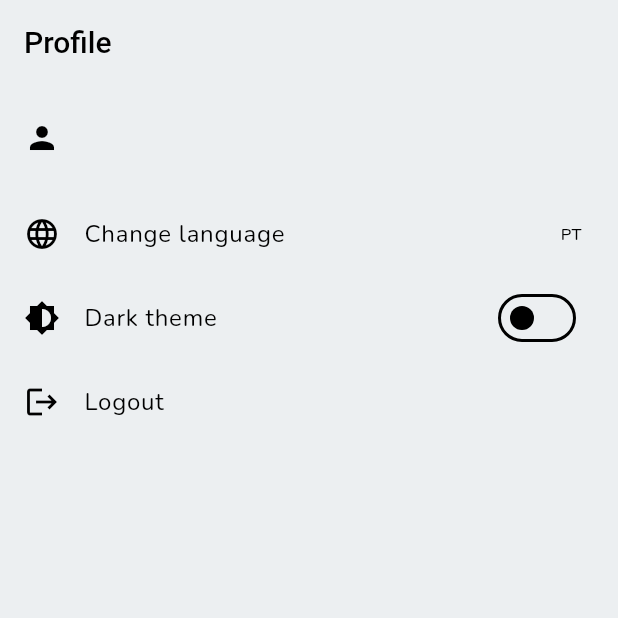
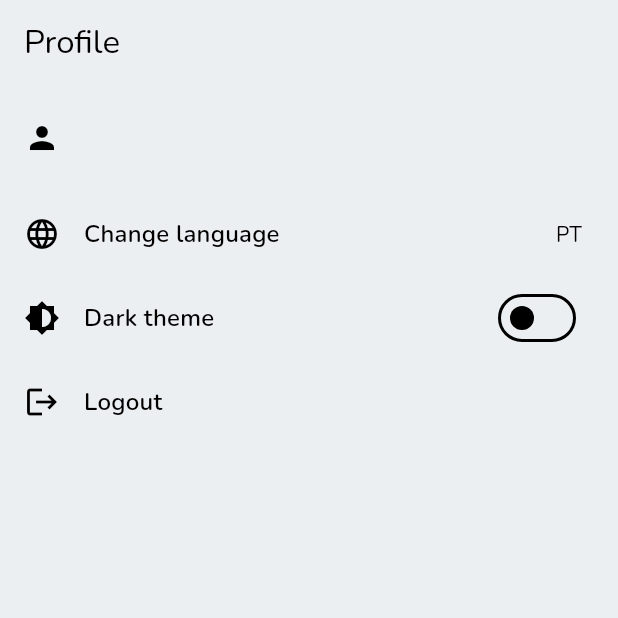
Before and after one commit to lpglinard/travel_genie, a Flutter app: the ProfileScreen screen opened by its route, on a phone screen of 412 x 824 dp, the top half of it. Run offline on Flutter 3.47's test engine with Material 3 defaults, Android fonts, the phone set to English and light mode, and no system bars; our stand-ins replace cached_network_image, cloud_firestore, firebase_analytics, firebase_auth, firebase_core, firebase_crashlytics and 4 more; missing offline and left inert: firebase_performance, firebase_ui_auth, firebase_ui_oauth_apple, firebase_ui_oauth_google; accounts and stored records are empty; generated files the repository leaves out were written again; network calls fail.

Commit message:
style: improve text styling across the app for better consistency
- Applied theme-based text styles (`TextTheme`) throughout `PlaceDetailPage`, `SearchResultsPage`, `ProfileScreen`, `HomePage`, and `router.dart`.
- Updated `theme.dart` to refine `TextTheme` and improve typography in both light and dark modes.
- Enhanced UI components to align with Material 3 design principles, ensuring better readability and visual coherence.

```diff
--- a/lib/core/theme/theme.dart
+++ b/lib/core/theme/theme.dart
@@ -49,7 +49,6 @@ class AppTheme {
     useMaterial3: true,
     colorScheme: _lightColorScheme,
     fontFamily: 'Nunito',
-    // Typography - define TextTheme for Material 3 (light mode)
     textTheme: TextTheme(
       displayLarge: TextStyle(fontSize: 57, fontWeight: FontWeight.w400, letterSpacing: -0.25, color: _lightColorScheme.onSurface),
       displayMedium: TextStyle(fontSize: 45, fontWeight: FontWeight.w400, letterSpacing: 0.0, color: _lightColorScheme.onSurface),
@@ -58,47 +57,39 @@ class AppTheme {
       headlineMedium: TextStyle(fontSize: 28, fontWeight: FontWeight.w400, letterSpacing: 0.0, color: _lightColorScheme.onSurface),
       headlineSmall: TextStyle(fontSize: 24, fontWeight: FontWeight.w400, letterSpacing: 0.0, color: _lightColorScheme.onSurface),
       titleLarge: TextStyle(fontSize: 22, fontWeight: FontWeight.w400, letterSpacing: 0.0, color: _lightColorScheme.onSurface),
-      titleMedium: TextStyle(fontSize: 16, fontWeight: FontWeight.w500, letterSpacing: 0.15, color: _lightColorScheme.onSurface),
-      titleSmall: TextStyle(fontSize: 14, fontWeight: FontWeight.w500, letterSpacing: 0.1, color: _lightColorScheme.onSurface),
-      bodyLarge: TextStyle(fontSize: 16, fontWeight: FontWeight.w400, letterSpacing: 0.5, color: _lightColorScheme.onSurface),    // typically the default text style
+      titleMedium: TextStyle(fontSize: 16, fontWeight: FontWeight.w600, letterSpacing: 0.15, color: _lightColorScheme.onSurface),
+      titleSmall: TextStyle(fontSize: 14, fontWeight: FontWeight.w600, letterSpacing: 0.1, color: _lightColorScheme.onSurface),
+      bodyLarge: TextStyle(fontSize: 16, fontWeight: FontWeight.w400, letterSpacing: 0.5, color: _lightColorScheme.onSurface),
       bodyMedium: TextStyle(fontSize: 14, fontWeight: FontWeight.w400, letterSpacing: 0.25, color: _lightColorScheme.onSurface),
-      bodySmall: TextStyle(fontSize: 12, fontWeight: FontWeight.w400, letterSpacing: 0.4, color: _lightColorScheme.onSurfaceVariant), // onSurfaceVariant for less emphasis
-      labelLarge: TextStyle(fontSize: 14, fontWeight: FontWeight.w500, letterSpacing: 0.1, color: _lightColorScheme.onPrimary),      // e.g., onPrimary for buttons on primary color
+      bodySmall: TextStyle(fontSize: 13, fontWeight: FontWeight.w500, letterSpacing: 0.25, color: _lightColorScheme.onSurfaceVariant),
+      labelLarge: TextStyle(fontSize: 14, fontWeight: FontWeight.w500, letterSpacing: 0.1, color: _lightColorScheme.onPrimary),
       labelMedium: TextStyle(fontSize: 12, fontWeight: FontWeight.w500, letterSpacing: 0.5, color: _lightColorScheme.onSurface),
-      labelSmall: TextStyle(fontSize: 11, fontWeight: FontWeight.w500, letterSpacing: 0.5, color: _lightColorScheme.onSurfaceVariant),
+      labelSmall: TextStyle(fontSize: 12, fontWeight: FontWeight.w600, letterSpacing: 0.25, color: _lightColorScheme.onSurfaceVariant),
     ),
-
-    // AppBar theme for consistent styling
     appBarTheme: AppBarTheme(
-      elevation: 0, // no shadow
+      elevation: 0,
       backgroundColor: _lightColorScheme.surface,
-      surfaceTintColor: _lightColorScheme.primary, // allow a hint of primary color overlay when scrolled
-      titleTextStyle: TextStyle(fontSize: 20, fontWeight: FontWeight.w500, color: _lightColorScheme.onSurface),  // slightly smaller than TitleLarge for AppBar
+      surfaceTintColor: _lightColorScheme.primary,
+      titleTextStyle: TextStyle(fontSize: 20, fontWeight: FontWeight.w500, color: _lightColorScheme.onSurface),
       iconTheme: IconThemeData(color: _lightColorScheme.onSurface),
-      toolbarTextStyle: TextStyle(color: _lightColorScheme.onSurface),  // for any other text in the toolbar
+      toolbarTextStyle: TextStyle(color: _lightColorScheme.onSurface),
     ),
-
-    // Input decoration theme for TextField, TextFormField, etc.
     inputDecorationTheme: InputDecorationTheme(
       filled: true,
-      fillColor: _lightColorScheme.surfaceVariant.withOpacity(0.1),  // light tint background for text fields
+      fillColor: _lightColorScheme.surfaceVariant.withOpacity(0.1),
       alignLabelWithHint: true,
-      // Outline border for all states
       border: OutlineInputBorder(
         borderRadius: BorderRadius.all(Radius.circular(8)),
         borderSide: BorderSide(color: _lightColorScheme.outline),
       ),
-      // When text field is enabled and not focused
       enabledBorder: OutlineInputBorder(
         borderRadius: BorderRadius.all(Radius.circular(8)),
         borderSide: BorderSide(color: _lightColorScheme.outline),
       ),
-      // Focused state - highlight with primary color
       focusedBorder: OutlineInputBorder(
         borderRadius: BorderRadius.all(Radius.circular(8)),
         borderSide: BorderSide(color: _lightColorScheme.primary, width: 2),
       ),
-      // Error state
       errorBorder: OutlineInputBorder(
         borderRadius: BorderRadius.all(Radius.circular(8)),
         borderSide: BorderSide(color: _lightColorScheme.error, width: 1),
@@ -107,7 +98,6 @@ class AppTheme {
         borderRadius: BorderRadius.all(Radius.circular(8)),
         borderSide: BorderSide(color: _lightColorScheme.error, width: 2),
       ),
-      // Label styles
       labelStyle: TextStyle(color: _lightColorScheme.onSurfaceVariant),
       floatingLabelStyle: TextStyle(color: _lightColorScheme.primary, fontWeight: FontWeight.w500),
       helperStyle: TextStyle(color: _lightColorScheme.onSurfaceVariant),
@@ -119,7 +109,6 @@ class AppTheme {
     useMaterial3: true,
     colorScheme: _darkColorScheme,
     fontFamily: 'Nunito',
-    // Typography: reuse the same sizes, just ensure colors appropriate for dark (usually onSurface is light)
     textTheme: TextTheme(
       displayLarge: TextStyle(fontSize: 57, fontWeight: FontWeight.w400, letterSpacing: -0.25, color: _darkColorScheme.onSurface),
       displayMedium: TextStyle(fontSize: 45, fontWeight: FontWeight.w400, letterSpacing: 0.0, color: _darkColorScheme.onSurface),
@@ -128,14 +117,14 @@ class AppTheme {
       headlineMedium: TextStyle(fontSize: 28, fontWeight: FontWeight.w400, letterSpacing: 0.0, color: _darkColorScheme.onSurface),
       headlineSmall: TextStyle(fontSize: 24, fontWeight: FontWeight.w400, letterSpacing: 0.0, color: _darkColorScheme.onSurface),
       titleLarge: TextStyle(fontSize: 22, fontWeight: FontWeight.w400, letterSpacing: 0.0, color: _darkColorScheme.onSurface),
-      titleMedium: TextStyle(fontSize: 16, fontWeight: FontWeight.w500, letterSpacing: 0.15, color: _darkColorScheme.onSurface),
-      titleSmall: TextStyle(fontSize: 14, fontWeight: FontWeight.w500, letterSpacing: 0.1, color: _darkColorScheme.onSurface),
+      titleMedium: TextStyle(fontSize: 16, fontWeight: FontWeight.w600, letterSpacing: 0.15, color: _darkColorScheme.onSurface),
+      titleSmall: TextStyle(fontSize: 14, fontWeight: FontWeight.w600, letterSpacing: 0.1, color: _darkColorScheme.onSurface),
       bodyLarge: TextStyle(fontSize: 16, fontWeight: FontWeight.w400, letterSpacing: 0.5, color: _darkColorScheme.onSurface),
       bodyMedium: TextStyle(fontSize: 14, fontWeight: FontWeight.w400, letterSpacing: 0.25, color: _darkColorScheme.onSurface),
-      bodySmall: TextStyle(fontSize: 12, fontWeight: FontWeight.w400, letterSpacing: 0.4, color: _darkColorScheme.onSurfaceVariant),
+      bodySmall: TextStyle(fontSize: 13, fontWeight: FontWeight.w500, letterSpacing: 0.25, color: _darkColorScheme.onSurfaceVariant),
       labelLarge: TextStyle(fontSize: 14, fontWeight: FontWeight.w500, letterSpacing: 0.1, color: _darkColorScheme.onPrimary),
       labelMedium: TextStyle(fontSize: 12, fontWeight: FontWeight.w500, letterSpacing: 0.5, color: _darkColorScheme.onSurface),
-      labelSmall: TextStyle(fontSize: 11, fontWeight: FontWeight.w500, letterSpacing: 0.5, color: _darkColorScheme.onSurfaceVariant),
+      labelSmall: TextStyle(fontSize: 12, fontWeight: FontWeight.w600, letterSpacing: 0.25, color: _darkColorScheme.onSurfaceVariant),
     ),
     appBarTheme: AppBarTheme(
       elevation: 0,
@@ -147,7 +136,7 @@ class AppTheme {
     ),
     inputDecorationTheme: InputDecorationTheme(
       filled: true,
-      fillColor: _darkColorScheme.surfaceVariant.withOpacity(0.2), // a bit higher opacity on dark for visibility
+      fillColor: _darkColorScheme.surfaceVariant.withOpacity(0.2),
       alignLabelWithHint: true,
       border: OutlineInputBorder(
         borderRadius: BorderRadius.all(Radius.circular(8)),
--- a/lib/pages/profile_screen.dart
+++ b/lib/pages/profile_screen.dart
@@ -16,7 +16,12 @@ class ProfileScreen extends ConsumerWidget {
     final userData = ref.watch(userDataProvider).valueOrNull;
     final service = ref.read(firestoreServiceProvider);
     return Scaffold(
-      appBar: AppBar(title: Text(AppLocalizations.of(context)!.profileTitle)),
+      appBar: AppBar(
+        title: Text(
+          AppLocalizations.of(context)!.profileTitle,
+          style: Theme.of(context).textTheme.titleLarge,
+        ),
+      ),
       body: ListView(
         children: [
           if (user != null && !user.isAnonymous)
@@ -24,13 +29,20 @@ class ProfileScreen extends ConsumerWidget {
               leading: const Icon(Icons.person),
               title: Text(
                 userData?.name ?? user.displayName ?? user.email ?? 'User',
+                style: Theme.of(context).textTheme.titleMedium,
               ),
-              subtitle: userData?.email != null ? Text(userData!.email!) : null,
+              subtitle: userData?.email != null ? Text(userData!.email!, style: Theme.of(context).textTheme.bodyMedium) : null,
             ),
           ListTile(
             leading: const Icon(Icons.language),
-            title: Text(AppLocalizations.of(context)!.changeLanguage),
-            trailing: Text(locale == const Locale('en') ? 'EN' : 'PT'),
+            title: Text(
+              AppLocalizations.of(context)!.changeLanguage,
+              style: Theme.of(context).textTheme.titleMedium,
+            ),
+            trailing: Text(
+              locale == const Locale('en') ? 'EN' : 'PT',
+              style: Theme.of(context).textTheme.bodyMedium,
+            ),
             onTap: () async {
               if (locale == const Locale('en')) {
                 ref.read(localeProvider.notifier).state = null;
@@ -59,7 +71,10 @@ class ProfileScreen extends ConsumerWidget {
           ),
           ListTile(
             leading: const Icon(Icons.brightness_6),
-            title: Text(AppLocalizations.of(context)!.toggleDarkMode),
+            title: Text(
+              AppLocalizations.of(context)!.toggleDarkMode,
+              style: Theme.of(context).textTheme.titleMedium,
+            ),
             trailing: Switch(
               value: themeMode == ThemeMode.dark,
               onChanged: (value) async {
@@ -82,7 +97,10 @@ class ProfileScreen extends ConsumerWidget {
           ),
           ListTile(
             leading: const Icon(Icons.logout),
-            title: Text(AppLocalizations.of(context)!.logout),
+            title: Text(
+              AppLocalizations.of(context)!.logout,
+              style: Theme.of(context).textTheme.titleMedium,
+            ),
             onTap: () async {
               await FirebaseAuth.instance.signOut();
               final prefs = await ref.read(preferencesServiceProvider.future);
--- a/lib/router.dart
+++ b/lib/router.dart
@@ -73,7 +73,14 @@ final routerProvider = Provider<GoRouter>((ref) {
             name: AppRoute.trips.name,
             pageBuilder: (context, state) => NoTransitionPage(
               key: state.pageKey,
-              child: const Scaffold(body: Center(child: Text('My Trips'))),
+              child: Scaffold(
+                body: Center(
+                  child: Text(
+                    'My Trips',
+                    style: Theme.of(context).textTheme.headlineMedium,
+                  ),
+                ),
+              ),
             ),
           ),
           // Groups route (placeholder)
@@ -82,7 +89,14 @@ final routerProvider = Provider<GoRouter>((ref) {
             name: AppRoute.groups.name,
             pageBuilder: (context, state) => NoTransitionPage(
               key: state.pageKey,
-              child: const Scaffold(body: Center(child: Text('Groups'))),
+              child: Scaffold(
+                body: Center(
+                  child: Text(
+                    'Groups',
+                    style: Theme.of(context).textTheme.headlineMedium,
+                  ),
+                ),
+              ),
             ),
           ),
         ],
```
Also changed, not shown: lib/pages/home_page.dart (+12 -3 lines), lib/pages/place_detail_page.dart (+59 -10 lines), lib/pages/search_results_page.dart (+21 -22 lines).
